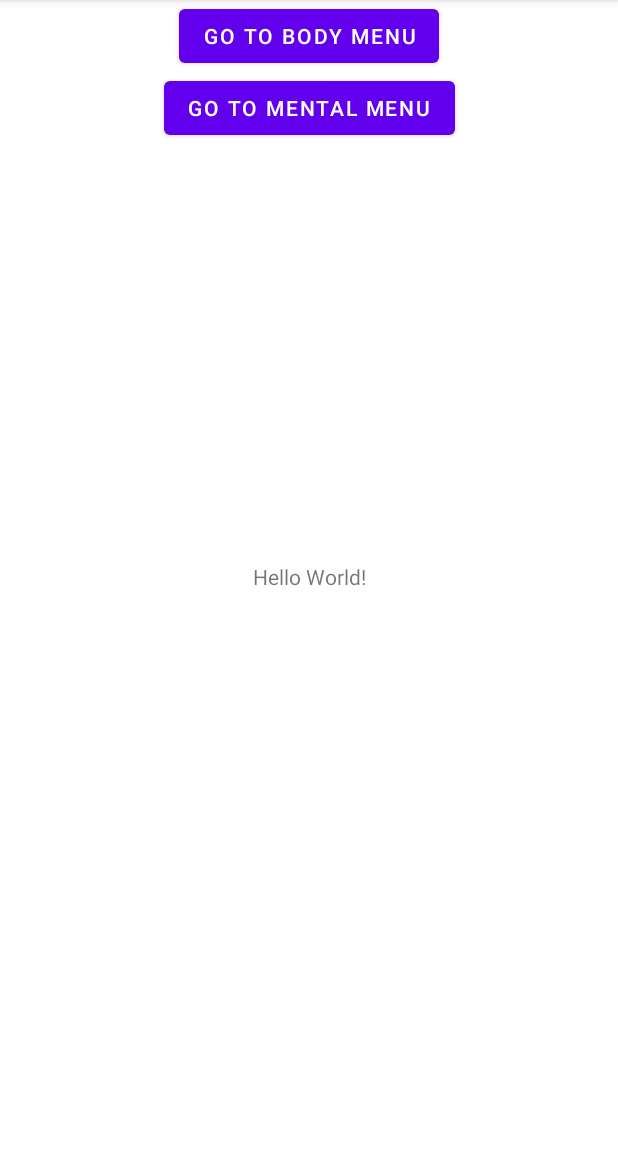
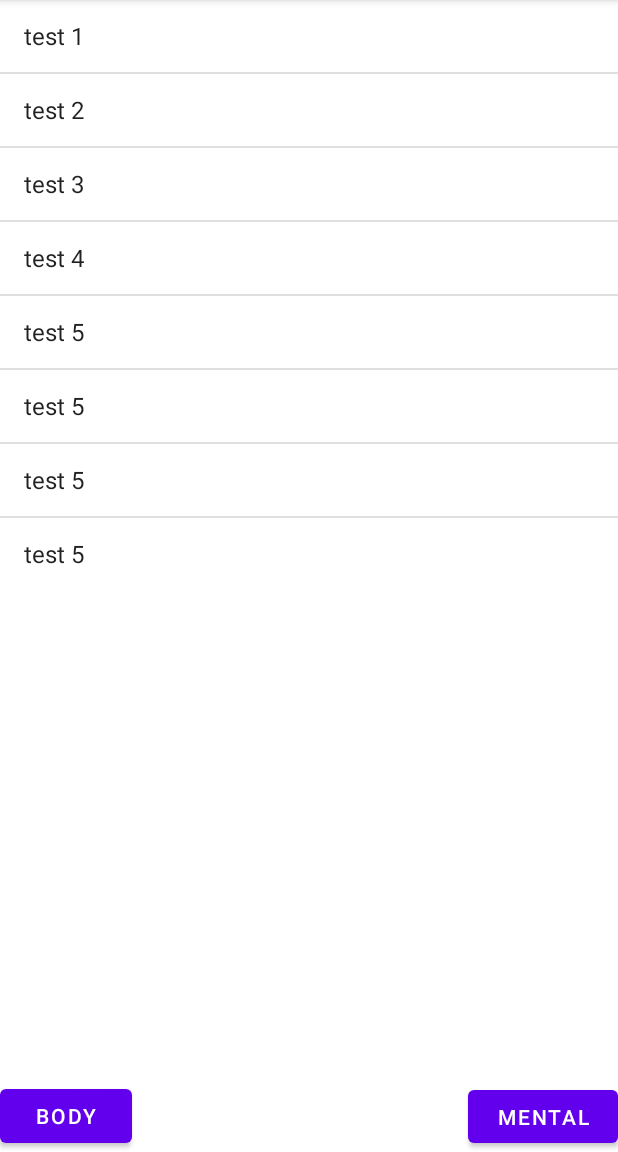
Before and after one commit to TheLizardKing45/HealthCompanion, an Android app: the screen it shows after launch (GoalsMenuActivity), on a phone screen of 412 x 824 dp, the part 84-1236 px from its top. Run offline under Robolectric (Android 15) with nearby library versions, the phone set to English and light mode, and no system bars.

Commit message:
Created Listview to hold todo list

```diff
--- a/app/src/main/java/com/example/myapplication/activity/GoalsMenu.java
+++ /dev/null
@@ -1,4 +0,0 @@
-package com.example.myapplication.activity;
-
-public class GoalsMenu {
-}
--- a/app/src/main/java/com/example/myapplication/activity/GoalsMenuActivity.java
+++ b/app/src/main/java/com/example/myapplication/activity/GoalsMenuActivity.java
@@ -5,18 +5,41 @@ import androidx.appcompat.app.AppCompatActivity;
 import android.content.Intent;
 import android.os.Bundle;
 import android.view.View;
+import android.view.Window;
+import android.widget.ArrayAdapter;
 import android.widget.Button;
+import android.widget.ListView;
 
 import com.example.myapplication.R;
 import com.example.myapplication.activity.body.BodyMenuActivity;
 import com.example.myapplication.activity.mental.MentalMenuActivity;
 
+import java.util.ArrayList;
+
 public class GoalsMenuActivity extends AppCompatActivity {
+
+    private ArrayList<String> items;
+    private ArrayAdapter<String> itemsAdapter;
+    private ListView todoItems;
 
     @Override
     protected void onCreate(Bundle savedInstanceState) {
         super.onCreate(savedInstanceState);
         setContentView(R.layout.activity_main);
+
+        todoItems = (ListView) findViewById(R.id.todoItems);
+        items = new ArrayList<>();
+        itemsAdapter = new ArrayAdapter<String>(this, android.R.layout.simple_list_item_1,items);
+        todoItems.setAdapter(itemsAdapter);
+
+        items.add("test 1");
+        items.add("test 2");
+        items.add("test 3");
+        items.add("test 4");
+        items.add("test 5");
+        items.add("test 5");
+        items.add("test 5");
+        items.add("test 5");
 
         configureBodyButton();
         configureMentalButton();
--- a/app/src/main/java/com/example/myapplication/activity/mental/MentalHealthMoodActivity.java
+++ b/app/src/main/java/com/example/myapplication/activity/mental/MentalHealthMoodActivity.java
@@ -5,6 +5,7 @@ import androidx.appcompat.app.AppCompatActivity;
 import android.os.Bundle;
 import android.view.View;
 import android.widget.Button;
+import android.widget.ListView;
 
 import com.example.myapplication.R;
 
--- a/app/src/main/java/com/example/myapplication/activity/mental/Mood.java
+++ b/app/src/main/java/com/example/myapplication/activity/mental/Mood.java
@@ -2,14 +2,16 @@ package com.example.myapplication.activity.mental;
 
 
 import java.security.Timestamp;
-import java.sql.Time;
+import java.text.DateFormat;
+import java.util.Calendar;
 
 public class Mood {
     private int mood;
-    private Timestamp timestamp;
+    private String timestamp;
 
-    public Mood(int mood, Timestamp timestamp) {
+    public Mood(int mood) {
+        Calendar calendar = Calendar.getInstance();
+        timestamp = DateFormat.getDateInstance().format(calendar.getTime());
         this.mood = mood;
-        this.timestamp = timestamp;
     }
 }
--- a/app/src/main/res/layout/activity_main.xml
+++ b/app/src/main/res/layout/activity_main.xml
@@ -1,37 +1,46 @@
 <?xml version="1.0" encoding="utf-8"?>
-<androidx.constraintlayout.widget.ConstraintLayout xmlns:android="http://schemas.android.com/apk/res/android"
+<RelativeLayout
+    xmlns:android="http://schemas.android.com/apk/res/android"
     xmlns:app="http://schemas.android.com/apk/res-auto"
     xmlns:tools="http://schemas.android.com/tools"
     android:layout_width="match_parent"
     android:layout_height="match_parent"
     tools:context=".activity.GoalsMenuActivity">
 
-    <TextView
-            android:layout_width="wrap_content"
-            android:layout_height="wrap_content"
-            android:text="Hello World!"
-            app:layout_constraintBottom_toBottomOf="parent"
-            app:layout_constraintLeft_toLeftOf="parent"
-            app:layout_constraintRight_toRightOf="parent"
-            app:layout_constraintTop_toTopOf="parent"
-            android:id="@+id/textView" />
+    <Button
+        android:id="@+id/bodyButton"
+        android:layout_width="wrap_content"
+        android:layout_height="wrap_content"
+        android:layout_alignParentBottom="true"
+        android:layout_alignParentLeft="true"
+        android:text="@string/body"
+        />
 
     <Button
-            android:text="Go to Body Menu"
-            android:layout_width="wrap_content"
-            android:layout_height="wrap_content"
-            android:id="@+id/bodyButton"
-            app:layout_constraintStart_toStartOf="parent"
-            app:layout_constraintEnd_toEndOf="parent"
-            app:layout_constraintTop_toTopOf="parent" />
+        android:id="@+id/mentalButton"
+        android:layout_width="100dp"
+        android:layout_height="47dp"
+        android:text="@string/mental"
+        android:layout_alignParentBottom="true"
+        android:layout_alignParentRight="true"
+        android:layout_alignParentEnd="true" />
 
-    <Button
-            android:text="Go to Mental Menu"
-            android:layout_width="wrap_content"
-            android:layout_height="wrap_content"
-            android:id="@+id/mentalButton"
-            app:layout_constraintStart_toStartOf="parent"
-            app:layout_constraintEnd_toEndOf="parent"
-            app:layout_constraintTop_toBottomOf="@+id/bodyButton" />
+    <ListView
+        android:id="@+id/todoItems"
+        android:layout_width="wrap_content"
+        android:layout_height="wrap_content"
+        android:layout_alignParentStart="true"
+        android:layout_alignTop="@+id/mentalButton"
+        android:layout_alignParentLeft="true"
+        android:layout_alignParentTop="true"
+        app:layout_constraintBottom_toBottomOf="parent"
+        app:layout_constraintEnd_toEndOf="parent"
+        app:layout_constraintHorizontal_bias="0.421"
+        app:layout_constraintStart_toStartOf="parent"
+        app:layout_constraintTop_toTopOf="parent"
+        app:layout_constraintVertical_bias="0.366" >
 
-</androidx.constraintlayout.widget.ConstraintLayout>
+    </ListView>
+
+
+</RelativeLayout>
--- a/app/src/main/res/values/strings.xml
+++ b/app/src/main/res/values/strings.xml
@@ -1,3 +1,5 @@
 <resources>
     <string name="app_name">My Application</string>
+    <string name="body">Body</string>
+    <string name="mental">Mental</string>
 </resources>
```
Also changed, not shown: 37 other files.
